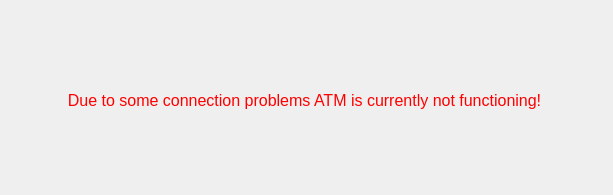
This is client/client/gui/widgets/servererrorwidget.ui in eugeniashurko/ATM as Qt 5 draws it before an edit. The edited form follows.
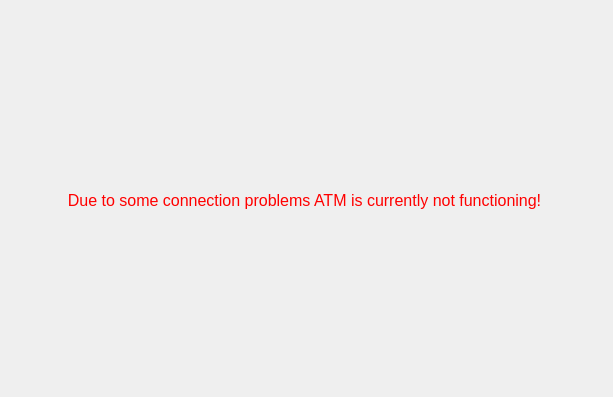
This is the edited form.

What changed in the file:
```diff
--- a/client/client/gui/widgets/servererrorwidget.ui
+++ b/client/client/gui/widgets/servererrorwidget.ui
@@ -7,7 +7,7 @@
     <x>0</x>
     <y>0</y>
     <width>613</width>
-    <height>195</height>
+    <height>397</height>
    </rect>
   </property>
   <property name="windowTitle">
@@ -17,7 +17,7 @@
    <property name="geometry">
     <rect>
      <x>-10</x>
-     <y>0</y>
+     <y>100</y>
      <width>629</width>
      <height>201</height>
     </rect>
```
